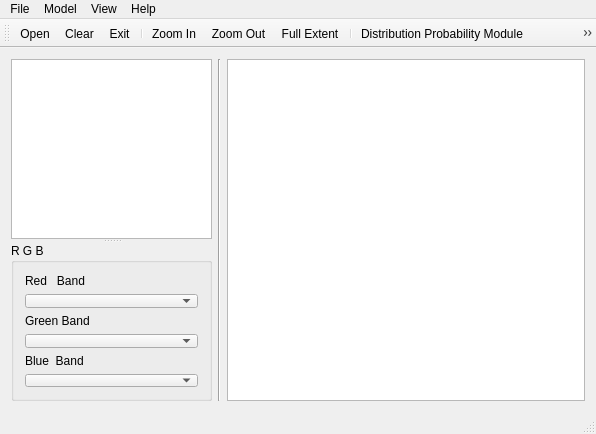
Before: the Qt Designer form geodpcasys.ui in XunGST/flusver1.0, drawn with Qt 5.
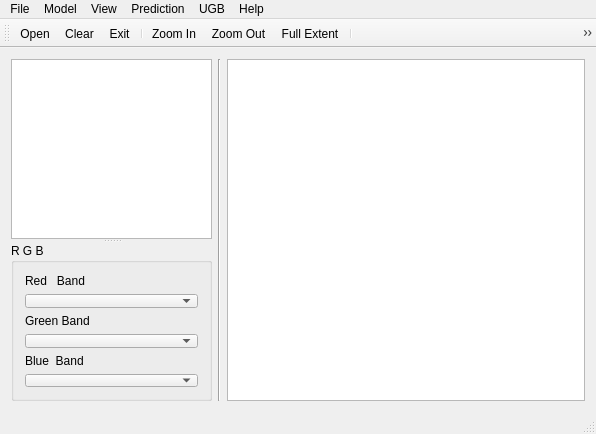
After: the same form once the commit is applied. Icons and pictures are not drawn. Custom widgets are drawn as their Qt base class.

Diff of the .ui file:
```diff
--- a/geodpcasys.ui
+++ b/geodpcasys.ui
@@ -141,9 +141,23 @@
     <addaction name="actionZoom_Out"/>
     <addaction name="actionFull_Extent"/>
    </widget>
+   <widget class="QMenu" name="menuPrediction">
+    <property name="title">
+     <string>Prediction</string>
+    </property>
+    <addaction name="actionMarkov_chain"/>
+   </widget>
+   <widget class="QMenu" name="menuUGB">
+    <property name="title">
+     <string>UGB</string>
+    </property>
+    <addaction name="actionMorphological_method"/>
+   </widget>
    <addaction name="menuFile"/>
    <addaction name="menuGeographic_Simulaton"/>
    <addaction name="menuView"/>
+   <addaction name="menuPrediction"/>
+   <addaction name="menuUGB"/>
    <addaction name="menuHelp"/>
   </widget>
   <widget class="QToolBar" name="mainToolBar">
@@ -192,7 +206,7 @@
      <normaloff>:/new/prefix1/概率.png</normaloff>:/new/prefix1/概率.png</iconset>
    </property>
    <property name="text">
-    <string>Distribution Probability Module</string>
+    <string>ANN-based Probability-of-occurrence Estimation</string>
    </property>
   </action>
   <action name="actionDynamic_Simulation">
@@ -201,7 +215,7 @@
      <normaloff>:/new/prefix1/邻域.png</normaloff>:/new/prefix1/邻域.png</iconset>
    </property>
    <property name="text">
-    <string>Dynamic Simulation Module</string>
+    <string>Self Adaptive Inertia and Competition Mechanism CA</string>
    </property>
   </action>
   <action name="actionAbout">
```
Left out of the diff: 14 changed lines with no effect on the pictures.
